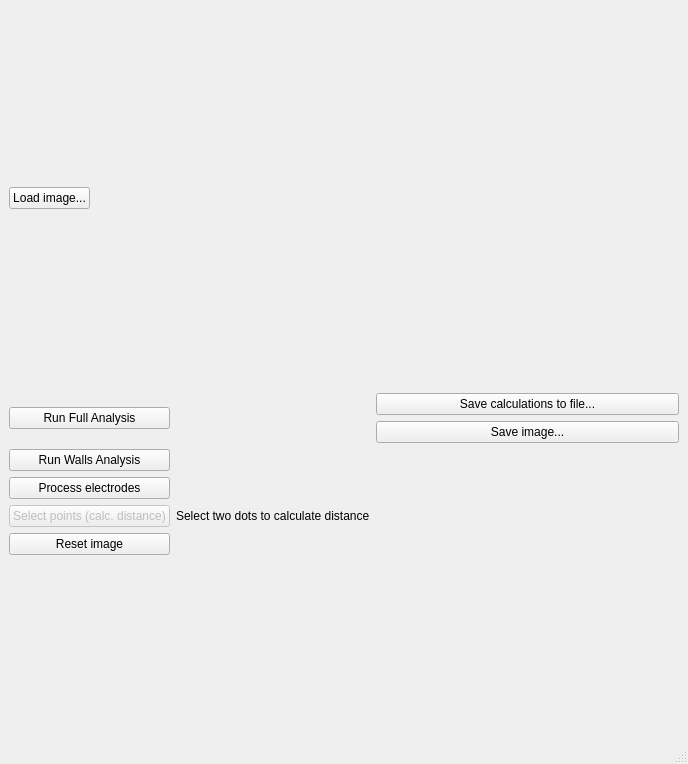
Above: mainwindow/mainwindow.ui from ste1maria/lampImageAnalyser before the change. Below: the same form after it.
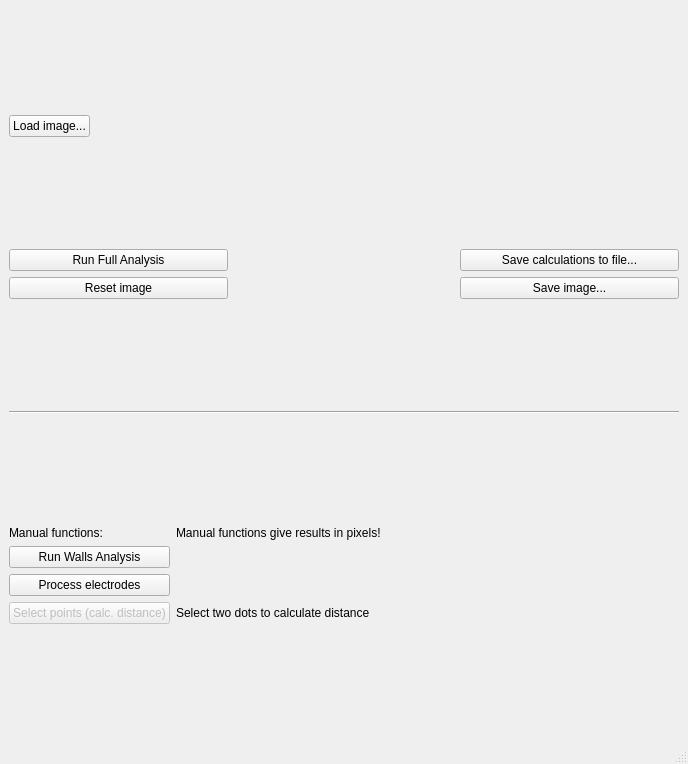
That is the form after the change.

Commit message: fixed image visualisation after curves analysis, minor UI changes

What changed in the file:
```diff
--- a/mainwindow/mainwindow.ui
+++ b/mainwindow/mainwindow.ui
@@ -41,19 +41,39 @@
      </widget>
     </item>
     <item>
-     <layout class="QVBoxLayout" name="layoutImageWidget" stretch=""/>
+     <layout class="QVBoxLayout" name="layoutImageWidget"/>
     </item>
     <item>
      <layout class="QGridLayout" name="gridLayout">
-      <item row="2" column="1">
-       <widget class="QLabel" name="labelElectrodes">
-        <property name="text">
-         <string/>
-        </property>
-        <property name="wordWrap">
-         <bool>true</bool>
-        </property>
-       </widget>
+      <item row="0" column="2">
+       <layout class="QVBoxLayout" name="verticalLayout_2">
+        <item>
+         <widget class="QPushButton" name="pushButtonSaveResults">
+          <property name="sizePolicy">
+           <sizepolicy hsizetype="Preferred" vsizetype="Fixed">
+            <horstretch>0</horstretch>
+            <verstretch>0</verstretch>
+           </sizepolicy>
+          </property>
+          <property name="text">
+           <string>Save calculations to file...</string>
+          </property>
+         </widget>
+        </item>
+        <item>
+         <widget class="QPushButton" name="pushButtonSaveImage">
+          <property name="sizePolicy">
+           <sizepolicy hsizetype="Preferred" vsizetype="Fixed">
+            <horstretch>0</horstretch>
+            <verstretch>0</verstretch>
+           </sizepolicy>
+          </property>
+          <property name="text">
+           <string>Save image...</string>
+          </property>
+         </widget>
+        </item>
+       </layout>
       </item>
       <item row="0" column="1">
        <widget class="QLabel" name="labelFullAnalysis">
@@ -65,63 +85,77 @@
         </property>
        </widget>
       </item>
-      <item row="1" column="1">
-       <widget class="QLabel" name="labelRadii">
-        <property name="sizePolicy">
-         <sizepolicy hsizetype="Preferred" vsizetype="Preferred">
-          <horstretch>0</horstretch>
-          <verstretch>0</verstretch>
-         </sizepolicy>
-        </property>
-        <property name="text">
-         <string/>
-        </property>
-        <property name="wordWrap">
-         <bool>true</bool>
-        </property>
-       </widget>
-      </item>
       <item row="0" column="0">
-       <widget class="QPushButton" name="pushButtonRunAnalysis">
-        <property name="text">
-         <string>Run Full Analysis</string>
-        </property>
-       </widget>
+       <layout class="QVBoxLayout" name="verticalLayout_3">
+        <item>
+         <widget class="QPushButton" name="pushButtonRunAnalysis">
+          <property name="sizePolicy">
+           <sizepolicy hsizetype="Preferred" vsizetype="Fixed">
+            <horstretch>0</horstretch>
+            <verstretch>0</verstretch>
+           </sizepolicy>
+          </property>
+          <property name="text">
+           <string>Run Full Analysis</string>
+          </property>
+         </widget>
+        </item>
+        <item>
+         <widget class="QPushButton" name="pushButtonReset">
+          <property name="sizePolicy">
+           <sizepolicy hsizetype="Preferred" vsizetype="Fixed">
+            <horstretch>0</horstretch>
+            <verstretch>0</verstretch>
+           </sizepolicy>
+          </property>
+          <property name="text">
+           <string>Reset image</string>
+          </property>
+         </widget>
+        </item>
+       </layout>
       </item>
-      <item row="2" column="0">
-       <widget class="QPushButton" name="pushButtonElectrodes">
+     </layout>
+    </item>
+    <item>
+     <widget class="Line" name="line">
+      <property name="orientation">
+       <enum>Qt::Horizontal</enum>
+      </property>
+     </widget>
+    </item>
+    <item>
+     <layout class="QGridLayout" name="gridLayout_5">
+      <item row="0" column="1">
+       <widget class="QLabel" name="label">
         <property name="sizePolicy">
-         <sizepolicy hsizetype="Preferred" vsizetype="Fixed">
+         <sizepolicy hsizetype="Preferred" vsizetype="Maximum">
           <horstretch>0</horstretch>
           <verstretch>0</verstretch>
          </sizepolicy>
         </property>
         <property name="text">
-         <string>Process electrodes</string>
-        </property>
-       </widget>
-      </item>
-      <item row="1" column="0">
-       <widget class="QPushButton" name="pushButtonCurveAnalysis">
-        <property name="text">
-         <string>Run Walls Analysis</string>
+         <string>Manual functions give results in pixels!</string>
         </property>
        </widget>
       </item>
       <item row="3" column="1">
-       <widget class="QLabel" name="labelDistance">
+       <widget class="QLabel" name="labelElectrodes">
         <property name="text">
-         <string>Select two dots to calculate distance</string>
+         <string/>
+        </property>
+        <property name="wordWrap">
+         <bool>true</bool>
         </property>
        </widget>
       </item>
-      <item row="3" column="0">
+      <item row="4" column="0">
        <widget class="QPushButton" name="pushButtonManualSelection">
         <property name="enabled">
          <bool>false</bool>
         </property>
         <property name="sizePolicy">
-         <sizepolicy hsizetype="Fixed" vsizetype="Fixed">
+         <sizepolicy hsizetype="Preferred" vsizetype="Fixed">
           <horstretch>0</horstretch>
           <verstretch>0</verstretch>
          </sizepolicy>
@@ -131,6 +165,46 @@
         </property>
        </widget>
       </item>
+      <item row="0" column="0">
+       <widget class="QLabel" name="labelManualFunctitons">
+        <property name="sizePolicy">
+         <sizepolicy hsizetype="Minimum" vsizetype="Maximum">
+          <horstretch>0</horstretch>
+          <verstretch>0</verstretch>
+         </sizepolicy>
+        </property>
+        <property name="text">
+         <string>Manual functions:</string>
+        </property>
+       </widget>
+      </item>
+      <item row="2" column="0">
+       <widget class="QPushButton" name="pushButtonCurveAnalysis">
+        <property name="text">
+         <string>Run Walls Analysis</string>
+        </property>
+       </widget>
+      </item>
+      <item row="3" column="0">
+       <widget class="QPushButton" name="pushButtonElectrodes">
+        <property name="sizePolicy">
+         <sizepolicy hsizetype="Preferred" vsizetype="Fixed">
+          <horstretch>0</horstretch>
+          <verstretch>0</verstretch>
+         </sizepolicy>
+        </property>
+        <property name="text">
+         <string>Process electrodes</string>
+        </property>
+       </widget>
+      </item>
+      <item row="4" column="1">
+       <widget class="QLabel" name="labelDistance">
+        <property name="text">
+         <string>Select two dots to calculate distance</string>
+        </property>
+       </widget>
+      </item>
       <item row="3" column="2">
        <spacer name="horizontalSpacer">
         <property name="orientation">
@@ -144,31 +218,22 @@
         </property>
        </spacer>
       </item>
-      <item row="4" column="0">
-       <widget class="QPushButton" name="pushButtonReset">
+      <item row="2" column="1">
+       <widget class="QLabel" name="labelRadii">
+        <property name="sizePolicy">
+         <sizepolicy hsizetype="Preferred" vsizetype="Preferred">
+          <horstretch>0</horstretch>
+          <verstretch>0</verstretch>
+         </sizepolicy>
+        </property>
         <property name="text">
-         <string>Reset image</string>
+         <string/>
+        </property>
+        <property name="wordWrap">
+         <bool>true</bool>
         </property>
        </widget>
       </item>
-      <item row="0" column="2">
-       <layout class="QVBoxLayout" name="verticalLayout_2">
-        <item>
-         <widget class="QPushButton" name="pushButtonSaveResults">
-          <property name="text">
-           <string>Save calculations to file...</string>
-          </property>
-         </widget>
-        </item>
-        <item>
-         <widget class="QPushButton" name="pushButtonSaveImage">
-          <property name="text">
-           <string>Save image...</string>
-          </property>
-         </widget>
-        </item>
-       </layout>
-      </item>
      </layout>
     </item>
    </layout>
```
The commit also changes 6 other files.
